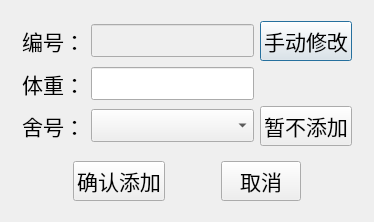
Qt form addgoatdialog.ui (po-ppy/Goat) before a commit.
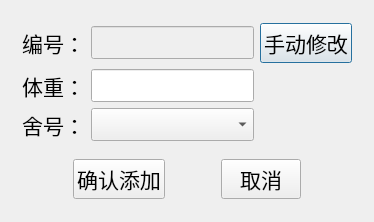
The same form after that commit.

Diff of the .ui file:
```diff
--- a/addgoatdialog.ui
+++ b/addgoatdialog.ui
@@ -101,13 +101,6 @@
          <item row="1" column="1" colspan="2">
           <widget class="QLineEdit" name="weightLineEdit"/>
          </item>
-         <item row="2" column="3">
-          <widget class="QPushButton" name="pushButton_4">
-           <property name="text">
-            <string>暂不添加</string>
-           </property>
-          </widget>
-         </item>
         </layout>
        </item>
        <item>
```
